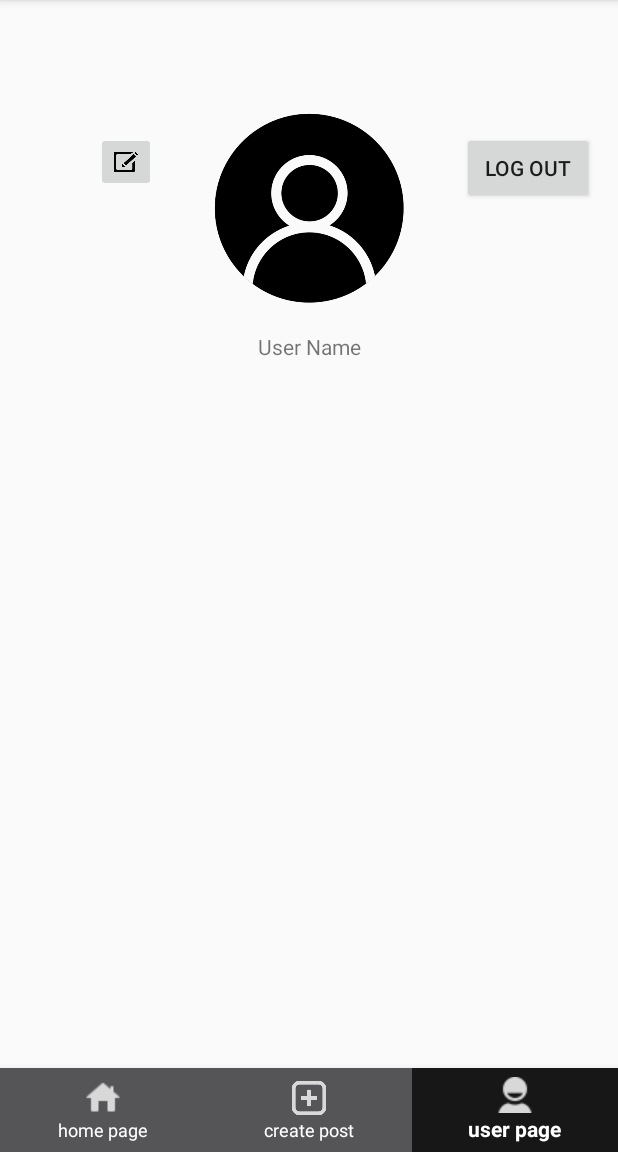
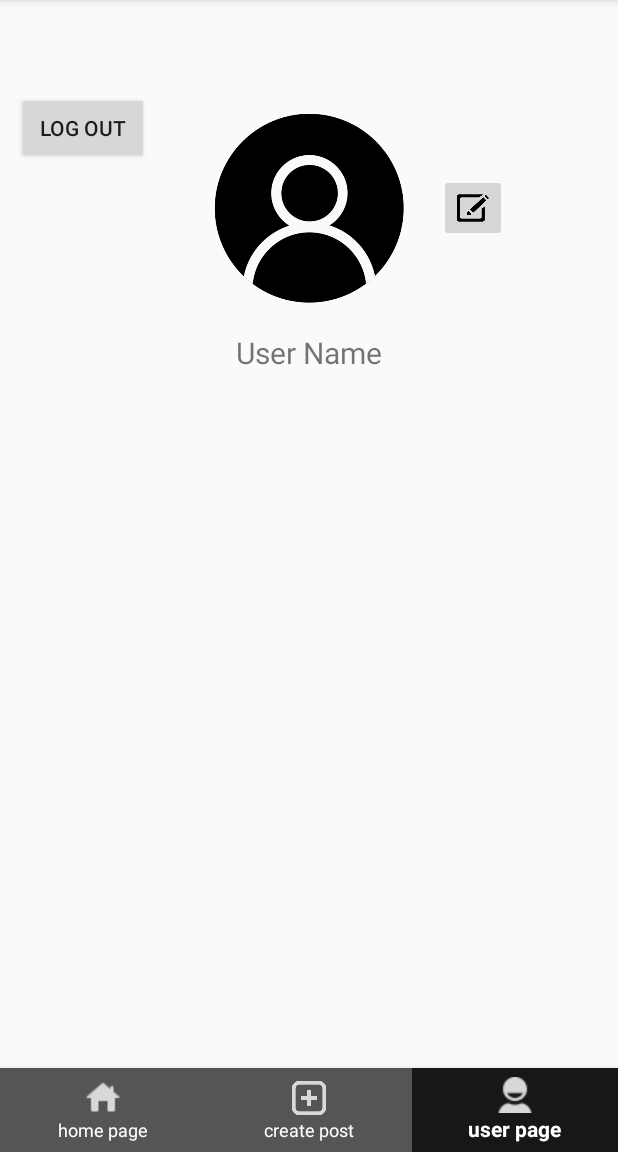
Before and after one commit to DavidMami/ZachenAway, an Android app built with Jetpack Compose: the screen it shows after launch once a user with an empty profile is signed in (MainActivity), on a phone screen of 412 x 824 dp, the part 84-1236 px from its top. Run offline under Robolectric (Android 15) with nearby library versions, the phone set to English and light mode, and no system bars; our stand-ins replace Firebase (no records; nobody signed in at launch, a user with empty details on screens opened directly), Picasso, data binding, navigation-ui.

Commit message:
fix user page fragment to look better

```diff
--- a/app/src/main/res/layout/fragment_user_page.xml
+++ b/app/src/main/res/layout/fragment_user_page.xml
@@ -29,11 +29,23 @@
             android:id="@+id/logOutBtn"
             android:layout_width="wrap_content"
             android:layout_height="wrap_content"
-            android:layout_marginTop="32dp"
+            android:layout_marginTop="5dp"
+            android:layout_marginRight="40dp"
             android:text="log out"
             app:layout_constraintEnd_toEndOf="parent"
             app:layout_constraintHorizontal_bias="0.95"
-            app:layout_constraintStart_toStartOf="parent"
+            app:layout_constraintEnd_toStartOf="@+id/userImage"
+            app:layout_constraintTop_toTopOf="parent" />
+
+        <ImageButton
+            android:id="@+id/userEditButton"
+            android:layout_width="45dp"
+            android:layout_height="45dp"
+            android:layout_marginTop="60dp"
+            android:layout_marginLeft="20dp"
+            android:scaleType="fitCenter"
+            android:src="@drawable/edit_post_icon"
+            app:layout_constraintStart_toEndOf="@+id/userImage"
             app:layout_constraintTop_toTopOf="parent" />
 
         <com.google.android.material.imageview.ShapeableImageView
@@ -49,16 +61,6 @@
             app:layout_constraintTop_toTopOf="parent"
             app:shapeAppearanceOverlay="@style/circleImageView" />
 
-        <ImageButton
-            android:id="@+id/userEditButton"
-            android:layout_width="40dp"
-            android:layout_height="40dp"
-            android:layout_marginStart="64dp"
-            android:layout_marginTop="32dp"
-            android:scaleType="fitCenter"
-            android:src="@drawable/edit_post_icon"
-            app:layout_constraintStart_toStartOf="parent"
-            app:layout_constraintTop_toTopOf="parent" />
 
         <TextView
             android:id="@+id/userName"
@@ -66,6 +68,7 @@
             android:layout_height="wrap_content"
             android:layout_marginTop="16dp"
             android:layout_marginBottom="16dp"
+            android:textSize="20sp"
             android:text="User Name"
             app:layout_constraintBottom_toTopOf="@+id/userPostsList"
             app:layout_constraintEnd_toEndOf="parent"
```
